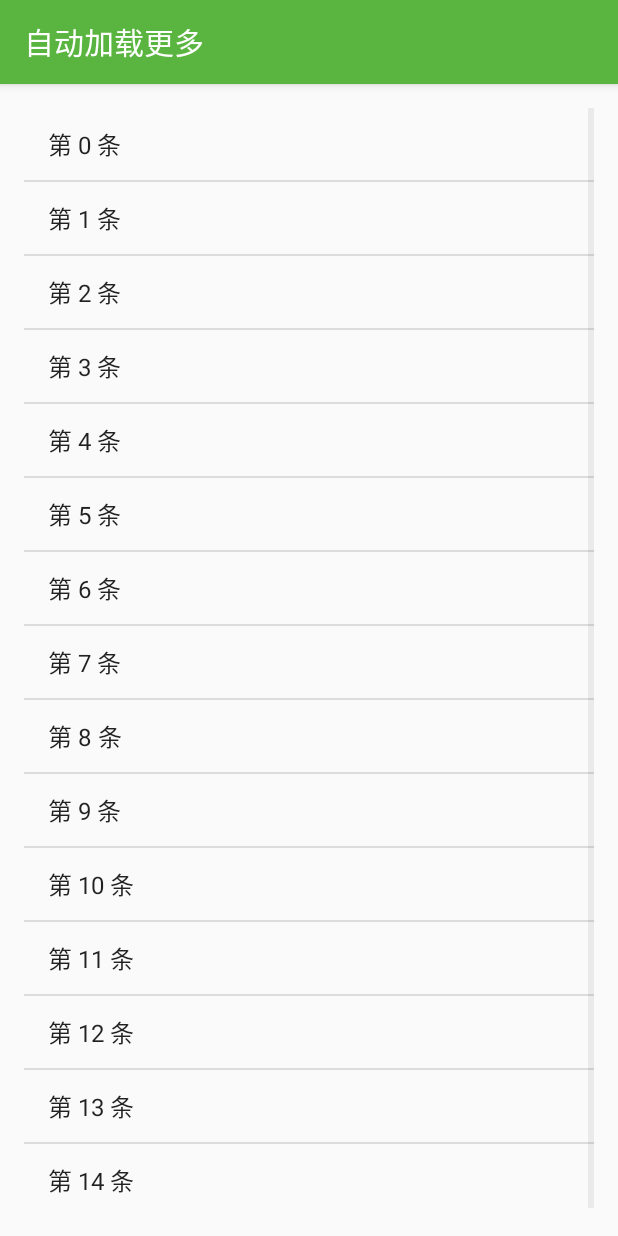
After one commit to NicolasKun/MemoDemo, an Android app: the AutoLoadMore screen opened directly, with no data from a screen before it, on a phone screen of 412 x 824 dp. The commit adds this screen. Run offline under Robolectric (Android 15) with nearby library versions, the phone set to English and light mode, and no system bars.

Commit message:
长按有惊喜~

```diff
--- a/app/build.gradle
+++ b/app/build.gradle
@@ -17,6 +17,10 @@ android {
             proguardFiles getDefaultProguardFile('proguard-android.txt'), 'proguard-rules.pro'
         }
     }
+
+    repositories {
+        maven { url "https://jitpack.io" }
+    }
 }
 
 dependencies {
@@ -34,4 +38,5 @@ dependencies {
     compile 'com.google.zxing:android-core:3.2.1'
     compile 'com.google.zxing:core:3.2.1'
     compile 'com.github.yoojia:zxing:0.8'
+    compile 'com.github.baoyachi:StepView:1.7.1'
 }
--- /dev/null
+++ b/app/src/main/java/cn/leeq/util/memodemo/ui/AutoLoadMore.java
@@ -0,0 +1,114 @@
+package cn.leeq.util.memodemo.ui;
+
+import android.os.Build;
+import android.os.Handler;
+import android.os.Message;
+import android.support.v7.app.AppCompatActivity;
+import android.os.Bundle;
+import android.util.Log;
+import android.view.LayoutInflater;
+import android.view.View;
+import android.view.ViewTreeObserver;
+import android.widget.AbsListView;
+import android.widget.ListView;
+import android.widget.ProgressBar;
+import android.widget.TextView;
+
+import java.util.ArrayList;
+import java.util.List;
+
+import cn.leeq.util.memodemo.R;
+import cn.leeq.util.memodemo.adapter.GeneralAdapter;
+import cn.leeq.util.memodemo.adapter.ViewsHolder;
+
+public class AutoLoadMore extends AppCompatActivity implements AbsListView.OnScrollListener, ViewTreeObserver.OnGlobalLayoutListener {
+
+    private ListView listView;
+    private List<String> data = new ArrayList<>();
+    private int mLastViewHeight;
+    private GeneralAdapter<String> adapter;
+    private TextView tvLoadmore;
+    private ProgressBar pbLoadmore;
+
+    @Override
+    protected void onCreate(Bundle savedInstanceState) {
+        super.onCreate(savedInstanceState);
+        setContentView(R.layout.activity_auto_load_more);
+        setTitle("自动加载更多");
+        listView = (ListView) findViewById(R.id.alm_list_view);
+
+        listView.getViewTreeObserver().addOnGlobalLayoutListener(this);
+        listView.setOnScrollListener(this);
+        loadData();
+    }
+
+    private void loadData() {
+        for (int i = 0; i < 15; i++) {
+            data.add("第 " + i + " 条");
+        }
+        adapter = new GeneralAdapter<String>(this,data,android.R.layout.simple_list_item_1) {
+            @Override
+            public void convert(ViewsHolder holder, String item, int position) {
+                holder.setText(android.R.id.text1, item);
+            }
+        };
+        listView.setAdapter(adapter);
+    }
+
+    private View createFoot() {
+        View view = LayoutInflater.from(this).inflate(R.layout.rd_footview, null);
+        tvLoadmore = ((TextView) view.findViewById(R.id.rd_loading));
+        pbLoadmore = ((ProgressBar) view.findViewById(R.id.rd_progress));
+        tvLoadmore.setText("加载更多");
+        tvLoadmore.setVisibility(View.VISIBLE);
+        pbLoadmore.setVisibility(View.VISIBLE);
+        return view;
+    }
+
+    @Override
+    public void onScrollStateChanged(AbsListView absListView, int i) {
+
+    }
+
+    @Override
+    public void onScroll(AbsListView absListView, int firstVisibleItem, int visibleItemCount, int totalItemCount) {
+        if (firstVisibleItem == 0) {
+            View firstVisibleItemView = listView.getChildAt(0);
+            if (firstVisibleItemView != null && firstVisibleItemView.getTop() == 0) {
+                Log.e("test", ">>>滚动到顶部<<<");
+            }
+        }else if ((firstVisibleItem + visibleItemCount) == totalItemCount) {
+            View lastVisibleItemView = listView.getChildAt(listView.getChildCount() - 1);
+            if (lastVisibleItemView != null && lastVisibleItemView.getBottom() == mLastViewHeight) {
+                Log.e("test", "<<<滚动到底部>>>");
+                handler.sendEmptyMessageDelayed(0, 1200);
+            }
+        }
+    }
+
+    @Override
+    public void onGlobalLayout() {
+        mLastViewHeight = listView.getHeight();
+        if (Build.VERSION.SDK_INT > Build.VERSION_CODES.JELLY_BEAN) {
+            listView.getViewTreeObserver().removeOnGlobalLayoutListener(this);
+        }else{
+            listView.getViewTreeObserver().removeGlobalOnLayoutListener(this);
+        }
+    }
+
+    private int index = 0;
+    private Handler handler = new Handler() {
+        @Override
+        public void handleMessage(Message msg) {
+            super.handleMessage(msg);
+            switch (msg.what) {
+                case 0:
+                    for (int i = 0; i < 3; i++) {
+                        data.add("加载更多 " + i);
+                    }
+                    adapter.notifyDataSetChanged();
+                    break;
+            }
+        }
+    };
+}
--- /dev/null
+++ b/app/src/main/res/layout/activity_auto_load_more.xml
@@ -0,0 +1,15 @@
+<?xml version="1.0" encoding="utf-8"?>
+<RelativeLayout xmlns:android="http://schemas.android.com/apk/res/android"
+    xmlns:tools="http://schemas.android.com/tools"
+    android:layout_width="match_parent"
+    android:layout_height="match_parent"
+    android:paddingBottom="@dimen/activity_vertical_margin"
+    android:paddingLeft="@dimen/activity_horizontal_margin"
+    android:paddingRight="@dimen/activity_horizontal_margin"
+    android:paddingTop="@dimen/activity_vertical_margin"
+    tools:context="cn.leeq.util.memodemo.ui.AutoLoadMore">
+    <ListView
+        android:layout_width="match_parent"
+        android:layout_height="match_parent"
+        android:id="@+id/alm_list_view"/>
+</RelativeLayout>
```
Also changed, not shown: app/src/main/AndroidManifest.xml (+13 -8 lines), app/src/main/java/cn/leeq/util/memodemo/ui/MainActivity.java (+10 -1 lines), app/src/main/java/cn/leeq/util/memodemo/ui/StepViewDemo.java (+40 -2 lines), app/src/main/res/drawable/shape_svd_circle_green.xml (added, +8 -0 lines), app/src/main/res/drawable/shape_svd_circle_nor.xml (added, +7 -0 lines), app/src/main/res/layout/activity_step_view_demo.xml (+19 -0 lines).
